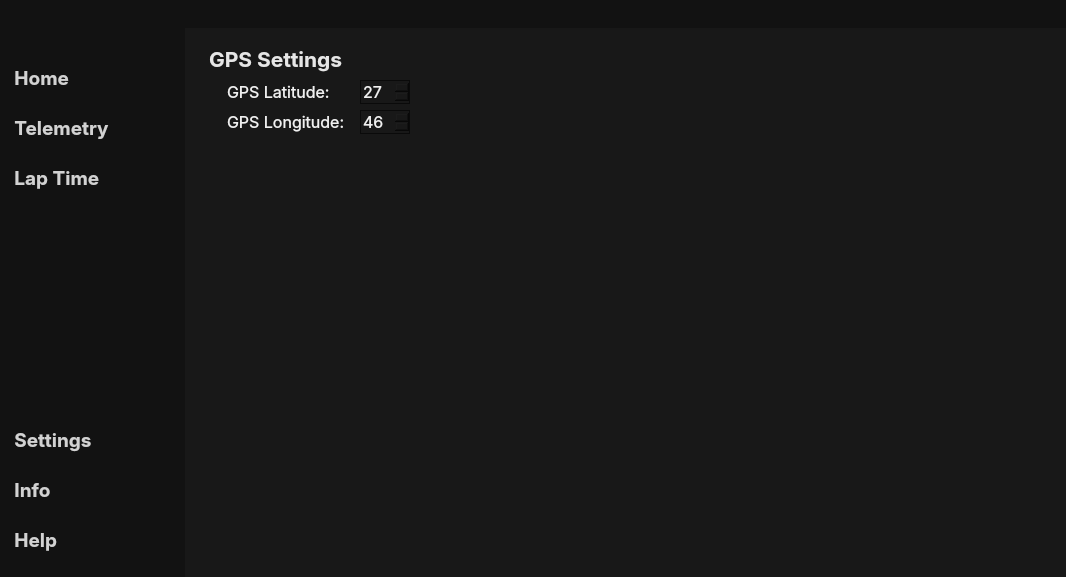
XRuRuX/FormulaStudentQT, file FormulaStudent/mainwindow.ui: the form before one commit.
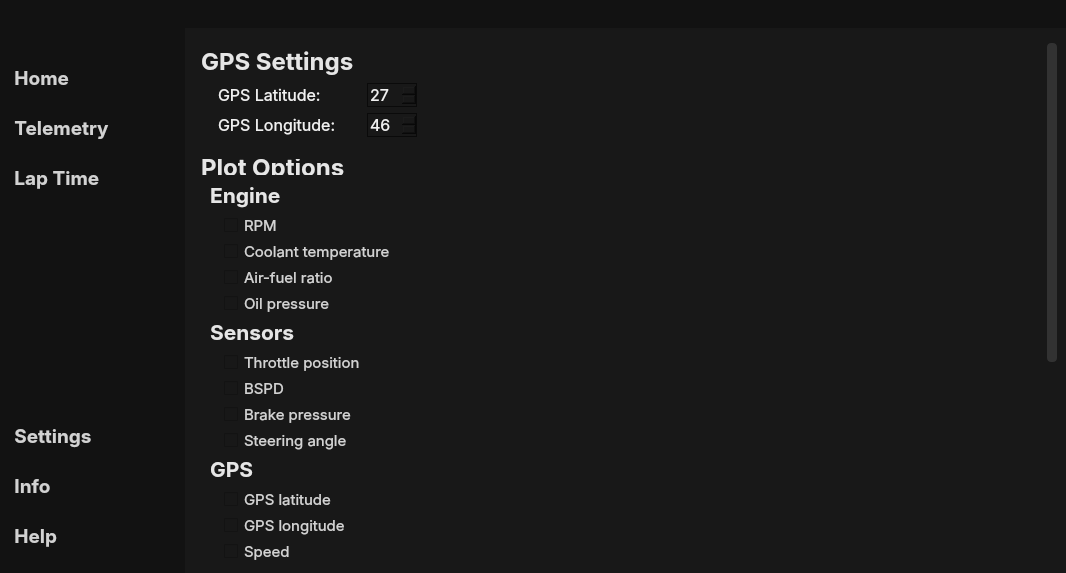
The form after the commit. The open tabs and pages were chosen to show the change. Icons and pictures are not drawn. Custom widgets are drawn as their Qt base class.

Commit message: Added all data and included checkboxes on the settings page to select which elements will be plotted

```diff
--- a/FormulaStudent/mainwindow.ui
+++ b/FormulaStudent/mainwindow.ui
@@ -7,7 +7,7 @@
     <x>0</x>
     <y>0</y>
     <width>1066</width>
-    <height>577</height>
+    <height>573</height>
    </rect>
   </property>
   <property name="minimumSize">
@@ -889,11 +889,70 @@
 QLabel {
 color: rgb(230, 230, 230);
 }
+
+QScrollBar::add-line:vertical, QScrollBar::sub-line:vertical {
+    background: none;
+    height: 0;
+    width: 0;
+}
+
+QScrollBar:vertical {
+	width: 10px;
+}
+
+/*  HANDLE BAR VERTICAL */
+QScrollBar::handle:vertical {	
+	background-color: rgb(50, 50, 50);
+	border-radius: 4px;
+}
+QScrollBar::handle:vertical:hover{	
+	background-color: rgb(55, 55, 55);
+}
+QScrollBar::handle:vertical:pressed {	
+	background-color: rgb(60, 60, 60);
+}
+
+
+/* RESET ARROW */
+QScrollBar::up-arrow:vertical, QScrollBar::down-arrow:vertical {
+	background: none;
+}
+QScrollBar::add-page:vertical, QScrollBar::sub-page:vertical {
+	background: none;
+}
+
 </string>
           </property>
           <layout class="QVBoxLayout" name="verticalLayout_8">
-           <item alignment="Qt::AlignTop">
+           <item>
+            <widget class="QScrollArea" name="scrollArea">
+             <property name="widgetResizable">
+              <bool>true</bool>
+             </property>
+             <widget class="QWidget" name="scrollAreaWidgetContents">
+              <property name="geometry">
+               <rect>
+                <x>0</x>
+                <y>0</y>
+                <width>829</width>
+                <height>850</height>
+               </rect>
+              </property>
+              <property name="minimumSize">
+               <size>
+                <width>0</width>
+                <height>850</height>
+               </size>
+              </property>
             <widget class="QWidget" name="gpsSettingsContainer" native="true">
+               <property name="geometry">
+                <rect>
+                 <x>0</x>
+                 <y>0</y>
+                 <width>839</width>
+                 <height>100</height>
+                </rect>
+               </property>
              <property name="minimumSize">
               <size>
                <width>0</width>
@@ -910,24 +969,7 @@
               <property name="bottomMargin">
                <number>0</number>
               </property>
-              <item row="2" column="0">
-               <widget class="QLabel" name="gpsSettingsLabel">
-                <property name="font">
-                 <font>
-                  <family>Inter</family>
-                  <pointsize>16</pointsize>
-                  <bold>true</bold>
-                 </font>
-                </property>
-                <property name="styleSheet">
-                 <string notr="true">padding-bottom: 1px;</string>
-                </property>
-                <property name="text">
-                 <string>GPS Settings</string>
-                </property>
-               </widget>
-              </item>
-              <item row="3" column="0">
+                <item row="4" column="0">
                <widget class="QLabel" name="gpsLatLabel">
                 <property name="font">
                  <font>
@@ -944,7 +986,7 @@
                 </property>
                </widget>
               </item>
-              <item row="3" column="1">
+                <item row="4" column="1">
                <widget class="QSpinBox" name="gpsLatSelector">
                 <property name="maximumSize">
                  <size>
@@ -963,7 +1005,7 @@
                 </property>
                </widget>
               </item>
-              <item row="4" column="0">
+                <item row="5" column="0">
                <widget class="QLabel" name="gpsLongLabel">
                 <property name="font">
                  <font>
@@ -980,7 +1022,7 @@
                 </property>
                </widget>
               </item>
-              <item row="4" column="1">
+                <item row="5" column="1">
                <widget class="QSpinBox" name="gpsLongSelector">
                 <property name="maximumSize">
                  <size>
@@ -999,21 +1041,431 @@
                 </property>
                </widget>
               </item>
-             </layout>
-            </widget>
-           </item>
-           <item>
-            <spacer name="verticalSpacer_down_2">
-             <property name="orientation">
-              <enum>Qt::Vertical</enum>
-             </property>
-             <property name="sizeHint" stdset="0">
+                <item row="3" column="0">
+                 <widget class="QLabel" name="gpsSettingsLabel">
+                  <property name="font">
+                   <font>
+                    <family>Inter</family>
+                    <pointsize>18</pointsize>
+                    <bold>true</bold>
+                   </font>
+                  </property>
+                  <property name="styleSheet">
+                   <string notr="true">padding-bottom: 1px;</string>
+                  </property>
+                  <property name="text">
+                   <string>GPS Settings</string>
+                  </property>
+                 </widget>
+                </item>
+               </layout>
+              </widget>
+              <widget class="QWidget" name="plotOptionsContainer" native="true">
+               <property name="geometry">
+                <rect>
+                 <x>0</x>
+                 <y>106</y>
+                 <width>841</width>
+                 <height>738</height>
+                </rect>
+               </property>
+               <property name="minimumSize">
               <size>
-               <width>20</width>
-               <height>40</height>
-              </size>
-             </property>
-            </spacer>
+                 <width>0</width>
+                 <height>300</height>
+                </size>
+               </property>
+               <property name="styleSheet">
+                <string notr="true">QCheckBox {
+padding-left: 30px;
+}</string>
+               </property>
+               <layout class="QVBoxLayout" name="verticalLayout_9">
+                <item>
+                 <widget class="QLabel" name="plotOptionsLabel">
+                  <property name="font">
+                   <font>
+                    <family>Inter</family>
+                    <pointsize>18</pointsize>
+                    <bold>true</bold>
+                   </font>
+                  </property>
+                  <property name="styleSheet">
+                   <string notr="true">padding-top: 10px;
+padding-bottom: 1px;</string>
+                  </property>
+                  <property name="text">
+                   <string>Plot Options</string>
+                  </property>
+                 </widget>
+                </item>
+                <item>
+                 <widget class="QLabel" name="engineLabel">
+                  <property name="font">
+                   <font>
+                    <family>Inter</family>
+                    <pointsize>16</pointsize>
+                    <bold>true</bold>
+                   </font>
+                  </property>
+                  <property name="styleSheet">
+                   <string notr="true">padding-left: 10px;
+</string>
+                  </property>
+                  <property name="text">
+                   <string>Engine</string>
+                  </property>
+                 </widget>
+                </item>
+                <item>
+                 <widget class="QCheckBox" name="rpmCheckBox">
+                  <property name="font">
+                   <font>
+                    <family>Inter</family>
+                    <pointsize>11</pointsize>
+                   </font>
+                  </property>
+                  <property name="text">
+                   <string>RPM</string>
+                  </property>
+                 </widget>
+                </item>
+                <item>
+                 <widget class="QCheckBox" name="coolantTempCheckBox">
+                  <property name="font">
+                   <font>
+                    <family>Inter</family>
+                    <pointsize>11</pointsize>
+                   </font>
+                  </property>
+                  <property name="text">
+                   <string>Coolant temperature</string>
+                  </property>
+                 </widget>
+                </item>
+                <item>
+                 <widget class="QCheckBox" name="afrCheckBox">
+                  <property name="font">
+                   <font>
+                    <family>Inter</family>
+                    <pointsize>11</pointsize>
+                   </font>
+                  </property>
+                  <property name="text">
+                   <string>Air-fuel ratio</string>
+                  </property>
+                 </widget>
+                </item>
+                <item>
+                 <widget class="QCheckBox" name="oilPressureCheckBox">
+                  <property name="font">
+                   <font>
+                    <family>Inter</family>
+                    <pointsize>11</pointsize>
+                   </font>
+                  </property>
+                  <property name="text">
+                   <string>Oil pressure</string>
+                  </property>
+                 </widget>
+                </item>
+                <item>
+                 <widget class="QLabel" name="senorsLabel">
+                  <property name="font">
+                   <font>
+                    <family>Inter</family>
+                    <pointsize>16</pointsize>
+                    <bold>true</bold>
+                   </font>
+                  </property>
+                  <property name="styleSheet">
+                   <string notr="true">padding-left: 10px;
+</string>
+                  </property>
+                  <property name="text">
+                   <string>Sensors</string>
+                  </property>
+                 </widget>
+                </item>
+                <item>
+                 <widget class="QCheckBox" name="throttlePositionCheckBox">
+                  <property name="font">
+                   <font>
+                    <family>Inter</family>
+                    <pointsize>11</pointsize>
+                   </font>
+                  </property>
+                  <property name="text">
+                   <string>Throttle position</string>
+                  </property>
+                 </widget>
+                </item>
+                <item>
+                 <widget class="QCheckBox" name="bspdCheckBox">
+                  <property name="font">
+                   <font>
+                    <family>Inter</family>
+                    <pointsize>11</pointsize>
+                   </font>
+                  </property>
+                  <property name="text">
+                   <string>BSPD</string>
+                  </property>
+                 </widget>
+                </item>
+                <item>
+                 <widget class="QCheckBox" name="brakePressureCheckBox">
+                  <property name="font">
+                   <font>
+                    <family>Inter</family>
+                    <pointsize>11</pointsize>
+                   </font>
+                  </property>
+                  <property name="text">
+                   <string>Brake pressure</string>
+                  </property>
+                 </widget>
+                </item>
+                <item>
+                 <widget class="QCheckBox" name="steeringAngleCheckBox">
+                  <property name="font">
+                   <font>
+                    <family>Inter</family>
+                    <pointsize>11</pointsize>
+                   </font>
+                  </property>
+                  <property name="text">
+                   <string>Steering angle</string>
+                  </property>
+                 </widget>
+                </item>
+                <item>
+                 <widget class="QLabel" name="gpsLabel">
+                  <property name="font">
+                   <font>
+                    <family>Inter</family>
+                    <pointsize>16</pointsize>
+                    <bold>true</bold>
+                   </font>
+                  </property>
+                  <property name="styleSheet">
+                   <string notr="true">padding-left: 10px;
+</string>
+                  </property>
+                  <property name="text">
+                   <string>GPS</string>
+                  </property>
+                 </widget>
+                </item>
+                <item>
+                 <widget class="QCheckBox" name="gpsLatitudeCheckBox">
+                  <property name="font">
+                   <font>
+                    <family>Inter</family>
+                    <pointsize>11</pointsize>
+                   </font>
+                  </property>
+                  <property name="text">
+                   <string>GPS latitude</string>
+                  </property>
+                 </widget>
+                </item>
+                <item>
+                 <widget class="QCheckBox" name="gpsLongitudeCheckBox">
+                  <property name="font">
+                   <font>
+                    <family>Inter</family>
+                    <pointsize>11</pointsize>
+                   </font>
+                  </property>
+                  <property name="text">
+                   <string>GPS longitude</string>
+                  </property>
+                 </widget>
+                </item>
+                <item>
+                 <widget class="QCheckBox" name="speedCheckBox">
+                  <property name="font">
+                   <font>
+                    <family>Inter</family>
+                    <pointsize>11</pointsize>
+                   </font>
+                  </property>
+                  <property name="text">
+                   <string>Speed</string>
+                  </property>
+                 </widget>
+                </item>
+                <item>
+                 <widget class="QLabel" name="suspensionLabel">
+                  <property name="font">
+                   <font>
+                    <family>Inter</family>
+                    <pointsize>16</pointsize>
+                    <bold>true</bold>
+                   </font>
+                  </property>
+                  <property name="styleSheet">
+                   <string notr="true">padding-left: 10px;
+</string>
+                  </property>
+                  <property name="text">
+                   <string>Suspension</string>
+                  </property>
+                 </widget>
+                </item>
+                <item>
+                 <widget class="QCheckBox" name="damper1CheckBox">
+                  <property name="font">
+                   <font>
+                    <family>Inter</family>
+                    <pointsize>11</pointsize>
+                   </font>
+                  </property>
+                  <property name="text">
+                   <string>Damper 1</string>
+                  </property>
+                 </widget>
+                </item>
+                <item>
+                 <widget class="QCheckBox" name="damper2CheckBox">
+                  <property name="font">
+                   <font>
+                    <family>Inter</family>
+                    <pointsize>11</pointsize>
+                   </font>
+                  </property>
+                  <property name="text">
+                   <string>Damper 2</string>
+                  </property>
+                 </widget>
+                </item>
+                <item>
+                 <widget class="QCheckBox" name="damper3CheckBox">
+                  <property name="font">
+                   <font>
+                    <family>Inter</family>
+                    <pointsize>11</pointsize>
+                   </font>
+                  </property>
+                  <property name="text">
+                   <string>Damper 3</string>
+                  </property>
+                 </widget>
+                </item>
+                <item>
+                 <widget class="QCheckBox" name="damper4CheckBox">
+                  <property name="font">
+                   <font>
+                    <family>Inter</family>
+                    <pointsize>11</pointsize>
+                   </font>
+                  </property>
+                  <property name="text">
+                   <string>Damper 4</string>
+                  </property>
+                 </widget>
+                </item>
+                <item>
+                 <widget class="QLabel" name="gpsLabel_3">
+                  <property name="font">
+                   <font>
+                    <family>Inter</family>
+                    <pointsize>16</pointsize>
+                    <bold>true</bold>
+                   </font>
+                  </property>
+                  <property name="styleSheet">
+                   <string notr="true">padding-left: 10px;
+</string>
+                  </property>
+                  <property name="text">
+                   <string>Motion</string>
+                  </property>
+                 </widget>
+                </item>
+                <item>
+                 <widget class="QCheckBox" name="accelerationXCheckBox">
+                  <property name="font">
+                   <font>
+                    <family>Inter</family>
+                    <pointsize>11</pointsize>
+                   </font>
+                  </property>
+                  <property name="text">
+                   <string>Acceleration on X axis</string>
+                  </property>
+                 </widget>
+                </item>
+                <item>
+                 <widget class="QCheckBox" name="accelerationYCheckBox">
+                  <property name="font">
+                   <font>
+                    <family>Inter</family>
+                    <pointsize>11</pointsize>
+                   </font>
+                  </property>
+                  <property name="text">
+                   <string>Acceleration on Y axis</string>
+                  </property>
+                 </widget>
+                </item>
+                <item>
+                 <widget class="QCheckBox" name="accelerationZCheckBox">
+                  <property name="font">
+                   <font>
+                    <family>Inter</family>
+                    <pointsize>11</pointsize>
+                   </font>
+                  </property>
+                  <property name="text">
+                   <string>Acceleration on Z axis</string>
+                  </property>
+                 </widget>
+                </item>
+                <item>
+                 <widget class="QCheckBox" name="angleXCheckBox">
+                  <property name="font">
+                   <font>
+                    <family>Inter</family>
+                    <pointsize>11</pointsize>
+                   </font>
+                  </property>
+                  <property name="text">
+                   <string>Angle change on X axis</string>
+                  </property>
+                 </widget>
+                </item>
+                <item>
+                 <widget class="QCheckBox" name="angleYCheckBox">
+                  <property name="font">
+                   <font>
+                    <family>Inter</family>
+                    <pointsize>11</pointsize>
+                   </font>
+                  </property>
+                  <property name="text">
+                   <string>Angle change on Y axis</string>
+                  </property>
+                 </widget>
+                </item>
+                <item>
+                 <widget class="QCheckBox" name="angleZCheckBox">
+                  <property name="font">
+                   <font>
+                    <family>Inter</family>
+                    <pointsize>11</pointsize>
+                   </font>
+                  </property>
+                  <property name="text">
+                   <string>Angle change on Z axis</string>
+                  </property>
+                 </widget>
+                </item>
+               </layout>
+              </widget>
+             </widget>
+            </widget>
            </item>
           </layout>
          </widget>
```
Left out of the diff: 115 changed lines with no effect on the pictures. Lines whose indentation alone changed are shown as unchanged. The commit also changes 6 other files.
